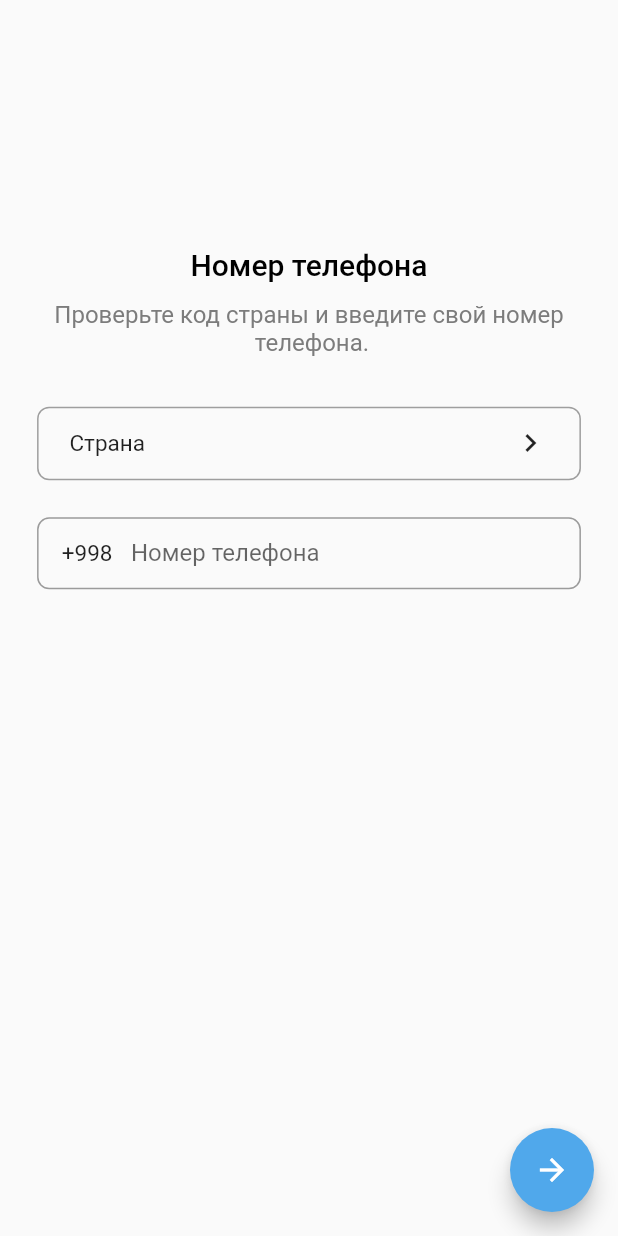
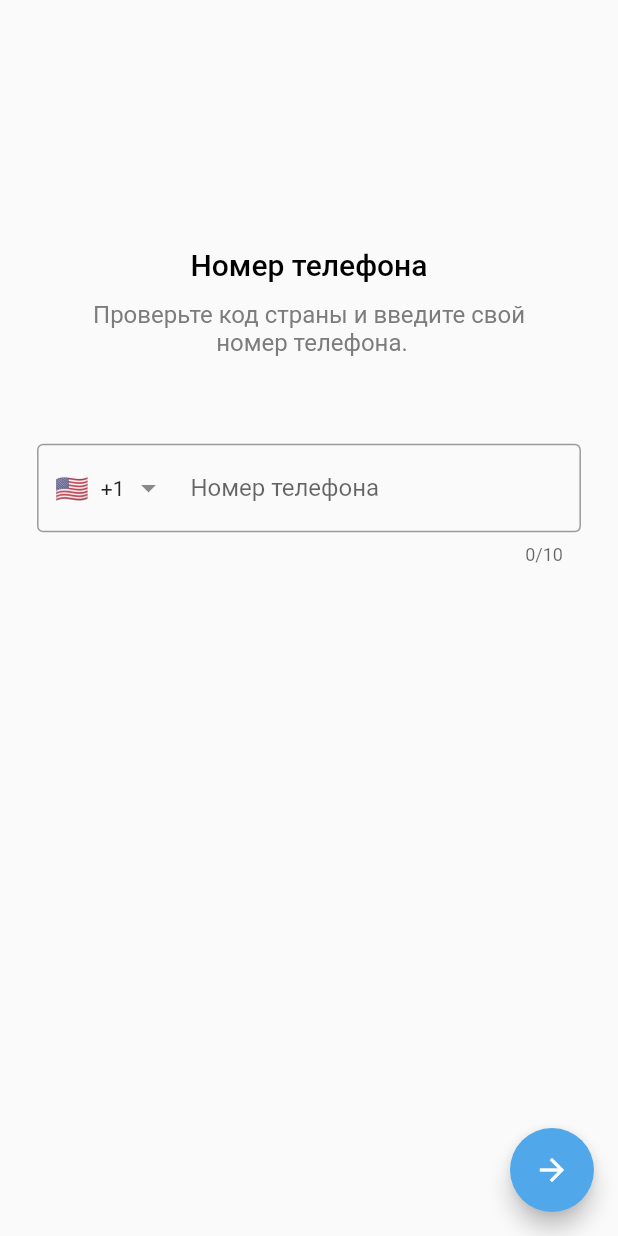
Before and after one commit to salohiddin-qurbonal1yev/Telegram-Clone, a Flutter app: the screen it shows after launch, after a tap on "Продолжить на русском", after a tap on "Начать общение", on a phone screen of 412 x 824 dp. Run offline on Flutter 3.47's test engine with Material 2 defaults, Android fonts, the phone set to English and light mode, and no system bars; drawn by our look-alikes of intl_phone_field; our stand-ins replace dio, easy_localization, flutter_native_contact_picker, pinput; missing offline and left inert: a package.

Commit message:
Regions and otp code added

```diff
--- a/lib/core/lang/ru.json
+++ b/lib/core/lang/ru.json
@@ -4,7 +4,7 @@
     "startLang": "Continue in English",
     "startButton": "Начать общение",
     "authPhoneNumber": "Номер телефона",
-    "authTitle": "Проверьте код страны и введите свой номер \n телефона.",
+    "authTitle": "Проверьте код страны и введите свой \n номер телефона.",
     "authInputPhoneNumber": "Номер телефона",
     "authCountry": "Страна",
     "authChooseCountry":"Выберите страну",
--- a/lib/main.dart
+++ b/lib/main.dart
@@ -1,17 +1,20 @@
 import 'package:easy_localization/easy_localization.dart';
 import 'package:flutter/material.dart';
+import 'package:provider/provider.dart';
 import 'package:unired_telegram/core/router/router.dart';
+import 'package:unired_telegram/provider/auth/auth_provider.dart';
+import 'package:unired_telegram/provider/language_provider.dart';
+import 'package:unired_telegram/provider/otp_provider.dart';
 
 void main() async {
   // Initialize widgets flutter binding
   WidgetsFlutterBinding.ensureInitialized();
   // Initialize easy localization package
   await EasyLocalization.ensureInitialized();
-
   // Change Language
   runApp(EasyLocalization(
-    startLocale: const Locale('en'),
-    saveLocale: true,
+    startLocale: const Locale('en'), // Start lang
+    saveLocale: true, // Save language
     supportedLocales: const [
       // English
       Locale('en'),
@@ -19,7 +22,21 @@ void main() async {
       Locale('ru'),
     ],
     path: 'lib/core/lang',
-    child: const MyApp(),
+    // Multi Providers
+    child: MultiProvider(
+      providers: [
+        ChangeNotifierProvider(
+          create: (context) => AuthProvider(), // AuthProvider
+        ),
+        ChangeNotifierProvider(
+          create: (context) => LanguageProvider(), // LanguageProvider
+        ),
+        ChangeNotifierProvider(
+          create: (context) => OtpProvider(), // OtpProvider
+        ),
+      ],
+      child: const MyApp(), // MyApp
+    ),
   ));
 }
 
--- a/lib/provider/auth/auth_provider.dart
+++ b/lib/provider/auth/auth_provider.dart
@@ -3,5 +3,4 @@ import 'package:flutter/material.dart';
 class AuthProvider extends ChangeNotifier {
   // phone number controller
   TextEditingController phoneNumberController = TextEditingController();
-
 }
--- a/lib/provider/phone_number_provider.dart
+++ /dev/null
@@ -1,6 +0,0 @@
-import 'package:flutter/material.dart';
-
-class CountryProvider extends ChangeNotifier {
-  // Controller
-  TextEditingController countryController = TextEditingController();
-}
--- a/lib/view/auth/auth_screen.dart
+++ b/lib/view/auth/auth_screen.dart
@@ -1,9 +1,9 @@
 import 'package:easy_localization/easy_localization.dart';
 import 'package:flutter/material.dart';
+import 'package:intl_phone_field/intl_phone_field.dart';
 import 'package:provider/provider.dart';
 import 'package:unired_telegram/core/extensions/build_context_extension.dart';
 import 'package:unired_telegram/provider/auth/auth_provider.dart';
-import 'package:unired_telegram/provider/phone_number_provider.dart';
 import 'package:unired_telegram/view/auth/otp_screen.dart';
 
 class AuthScreen extends StatefulWidget {
@@ -18,7 +18,11 @@ class _AuthScreenState extends State<AuthScreen> {
   Widget build(BuildContext context) {
     return ChangeNotifierProvider(
       create: (context) => AuthProvider(),
-      builder: (context, child) {
+      builder: (context, child) => _scaffold(context),
+    );
+  }
+
+  Scaffold _scaffold(BuildContext context) {
     return Scaffold(
       body: SafeArea(
         child: Center(
@@ -52,72 +56,169 @@ class _AuthScreenState extends State<AuthScreen> {
                 SizedBox(
                   height: context.height * 0.04,
                 ),
-                    InkWell(
-                      onTap: () {
-                        // _Show modal bottom sheet
-                        _showModalBottomSheet(context);
-                      },
-                      child: Container(
-                        decoration: BoxDecoration(
-                          border: Border.all(color: Colors.grey),
-                          borderRadius: const BorderRadius.all(
-                            Radius.circular(8),
-                          ),
-                        ),
-                        child: Padding(
-                          padding: EdgeInsets.symmetric(
-                            horizontal: context.width * 0.05,
-                            vertical: context.height * 0.014,
-                          ),
-                          child: Row(
-                            mainAxisAlignment: MainAxisAlignment.spaceBetween,
-                            children: [
-                              Text(
-                                'authCountry'.tr(),
-                                style: const TextStyle(
-                                  fontWeight: FontWeight.w400,
-                                  fontSize: 15,
-                                ),
-                              ),
-                              const Icon(Icons.keyboard_arrow_right_outlined),
-                            ],
-                          ),
-                        ),
-                      ),
-                    ),
+                // InkWell(
+                //   onTap: () {
+                //     // _Show modal bottom sheet
+                //     showModalBottomSheet(
+                //       isScrollControlled: true,
+                //       context: context,
+                //       shape: const RoundedRectangleBorder(
+                //         borderRadius:
+                //             BorderRadius.vertical(top: Radius.circular(15)),
+                //       ),
+                //       builder: (BuildContext context) {
+                //         return SizedBox(
+                //           height: 550.0,
+                //           child: Column(
+                //             children: [
+                //               SizedBox(height: context.height * 0.01),
+                //               AppBar(
+                //                 backgroundColor: Colors.transparent,
+                //                 elevation: 0,
+                //                 iconTheme:
+                //                     const IconThemeData(color: Colors.black),
+                //                 title: Text(
+                //                   "authChooseCountry".tr(),
+                //                   style: const TextStyle(color: Colors.black),
+                //                 ),
+                //                 actions: [
+                //                   Padding(
+                //                     padding: EdgeInsets.only(
+                //                         right: context.width * 0.045),
+                //                     child: const Icon(Icons.search),
+                //                   ),
+                //                 ],
+                //               ),
+                //               SizedBox(
+                //                 height: context.height * 0.003,
+                //               ),
+                //               const Divider(color: Colors.black, height: 15),
+                //               Expanded(
+                //                 child: ListView.builder(
+                //                   itemCount: 9,
+                //                   itemBuilder: (context, index) {
+                //                     return InkWell(
+                //                       onTap: () {},
+                //                       child: ListTile(
+                //                         leading: const CircleAvatar(),
+                //                         title: Text(regions[index]),
+                //                         trailing: Text(codePhoneNum[index]),
+                //                       ),
+                //                     );
+                //                   },
+                //                 ),
+                //               ),
+                //             ],
+                //           ),
+                //         );
+                //       },
+                //     );
+                //   },
+                //   child: Container(
+                //     decoration: BoxDecoration(
+                //       border: Border.all(color: Colors.grey),
+                //       borderRadius:
+                //           const BorderRadius.all(Radius.circular(8)),
+                //     ),
+                //     child: Padding(
+                //       padding: EdgeInsets.symmetric(
+                //         horizontal: context.width * 0.05,
+                //         vertical: context.height * 0.014,
+                //       ),
+                //       child: Row(
+                //         mainAxisAlignment: MainAxisAlignment.spaceBetween,
+                //         children: [
+                //           Text(
+                //             'authCountry'.tr(),
+                //             style: const TextStyle(
+                //               fontWeight: FontWeight.w400,
+                //               fontSize: 16,
+                //             ),
+                //           ),
+                //           const Icon(Icons.keyboard_arrow_right_outlined),
+                //         ],
+                //       ),
+                //     ),
+                //   ),
+                // ),
                 SizedBox(
                   height: context.height * 0.03,
                 ),
-                    SizedBox(
-                      width: double.infinity,
-                      height: context.height * 0.06,
-                      child: TextFormField(
+                // Container(
+                //   decoration:
+                //       BoxDecoration(border: Border.all(color: Colors.grey)),
+                //   child: Row(
+                //     children: [
+                //       SizedBox(width: context.width * 0.045),
+                //       Expanded(
+                //         flex: 2,
+                //         child: TextFormField(
+                //           decoration: const InputDecoration(
+                //             border: InputBorder.none,
+                //             hintText: "+",
+                //           ),
+                //         ),
+                //       ),
+                //       const Text("|"),
+                //       SizedBox(width: context.width * 0.03),
+                //       Expanded(
+                //         flex: 9,
+                //         child: TextFormField(
+                //           decoration:
+                //               const InputDecoration(border: InputBorder.none),
+                //         ),
+                //       ),
+                //     ],
+                //   ),
+                // ),
+                IntlPhoneField(
+                  controller:
+                      context.watch<AuthProvider>().phoneNumberController,
+                  flagsButtonPadding: const EdgeInsets.all(8),
+                  dropdownIconPosition: IconPosition.trailing,
                   decoration: InputDecoration(
-                          border: OutlineInputBorder(
-                            borderRadius: BorderRadius.circular(8),
-                          ),
-                          prefixIcon: Padding(
-                            padding: EdgeInsets.only(
-                              top: context.height * 0.018,
-                              left: context.width * 0.04,
-                              right: context.width * 0.03,
-                            ),
-                            child: const Text(
-                              "+998",
-                              style: TextStyle(
-                                fontWeight: FontWeight.w400,
-                                fontSize: 15,
+                    labelText: 'authInputPhoneNumber'.tr(),
+                    border: const OutlineInputBorder(
+                      borderSide: BorderSide(),
                     ),
                   ),
-                          ),
-                          labelText: 'authInputPhoneNumber'.tr(),
-                          contentPadding: EdgeInsets.symmetric(
-                            vertical: context.height * 0.01,
-                            horizontal: context.width * 0.04,
-                          ),
-                        ),
-                      ),
-                    ),
+                  // initialCountryCode: 'IN',
+                  onChanged: (value) {
+                    debugPrint(value.completeNumber);
+                    debugPrint(value.countryCode);
+                    debugPrint(value.countryISOCode);
+                    debugPrint(value.number);
+                  },
+                )
+                // SizedBox(
+                //   width: double.infinity,
+                //   height: context.height * 0.06,
+                //   child: TextFormField(
+                //     decoration: InputDecoration(
+                //       border: OutlineInputBorder(
+                //         borderRadius: BorderRadius.circular(8),
+                //       ),
+                //       prefixIcon: Padding(
+                //         padding: EdgeInsets.only(
+                //           top: context.height * 0.018,
+                //           left: context.width * 0.04,
+                //           right: context.width * 0.03,
+                //         ),
+                //         child: const Padding(
+                //           padding: EdgeInsets.only(bottom: 13),
+                //           child: Text(
+                //             "+ |",
+                //             style: TextStyle(
+                //               fontWeight: FontWeight.w400,
+                //               fontSize: 15,
+                //             ),
+                //           ),
+                //         ),
+                //       ),
+                //       labelText: "authInputPhoneNumber".tr(),
+                //     ),
+                //   ),
+                // ),
               ],
             ),
           ),
@@ -127,82 +228,23 @@ class _AuthScreenState extends State<AuthScreen> {
       floatingActionButton: FloatingActionButton(
         backgroundColor: const Color(0xff50a8eb),
         onPressed: () {
-              Navigator.push(
+          if (context.read<AuthProvider>().phoneNumberController.text.length >=
+              9) {
+            Navigator.pushAndRemoveUntil(
                 context,
                 MaterialPageRoute(
-                  builder: (context) => const OtpScreen(otpCode: '12345'),
-                ),
-              );
+                    builder: (context) => const OtpScreen(otpCode: "12345")),
+                (route) => false);
+          } else {
+            debugPrint("Error number");
+          }
         },
         child: const Icon(Icons.arrow_forward),
       ),
     );
-      },
-    );
   }
 
   // Show Modal Bottom Sheet
-  void _showModalBottomSheet(BuildContext context) {
-    showModalBottomSheet(
-      context: context,
-      builder: (BuildContext context) {
-        return Column(
-          children: [
-            SizedBox(height: context.height * 0.005),
-            AppBar(
-              elevation: 0,
-              backgroundColor: Colors.transparent,
-              iconTheme: const IconThemeData(
-                color: Colors.black,
-              ),
-              title: Text(
-                "authChooseCountry".tr(),
-                style: const TextStyle(
-                  color: Colors.black,
-                ),
-              ),
-              actions: [
-                Padding(
-                  padding: EdgeInsets.only(
-                    right: context.width * 0.03,
-                  ),
-                  child: const Icon(Icons.search),
-                ),
-              ],
-            ),
-            const Divider(color: Colors.black),
-            SizedBox(height: context.height * 0.01),
-            Expanded(
-              child: ListView.builder(
-                itemCount: regions.length,
-                itemBuilder: (BuildContext context, int index) {
-                  return ListTile(
-                    onTap: () {
-                      setState(() {
-                        Provider.of<CountryProvider>(context, listen: false)
-                            .countryController
-                            .text = regions[index];
-                        Navigator.pop(context);
-                      });
-                    },
-                    leading: CircleAvatar(
-                      backgroundImage: NetworkImage(
-                        "https://source.unsplash.com/random/$index",
-                      ),
-                    ),
-                    title: Text(regions[index]),
-                    trailing: Text(codePhoneNum[index]),
-                  );
-                },
-              ),
-            ),
-          ],
-        );
-      },
-    );
-  }
-
-  // Regions
   List regions = [
     "United Kingdom",
     "Saudi Arabia",
--- a/lib/view/home/home_page.dart
+++ b/lib/view/home/home_page.dart
@@ -18,12 +18,6 @@ class _HomePageState extends State<HomePage> with TickerProviderStateMixin {
   void initState() {
     debugPrint('Welcome to Home Page');
     super.initState();
-  }
-
-  @override
-  void dispose() {
-    debugPrint('Exit to Home Page');
-    super.dispose();
   }
 
   @override
```
Also changed, not shown: lib/view/auth/otp_screen.dart (+6 -2 lines), pubspec.yaml (+3 -5 lines), pubspec.lock. Lines whose indentation alone changed are shown as unchanged.
